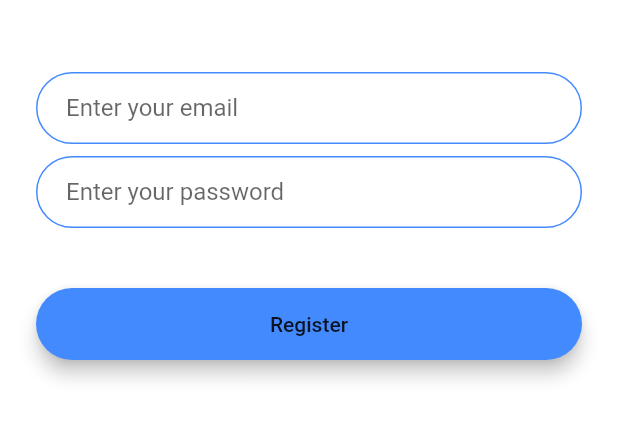
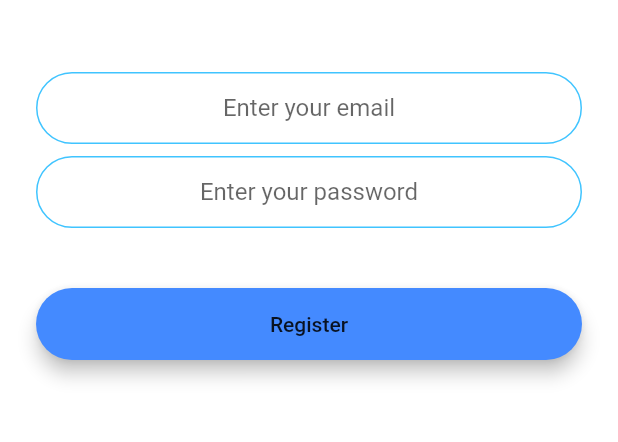
Before and after one commit to Tarlochan5268/FlashChatFlutterApp, a Flutter app: the RegistrationScreen screen opened by its route, on a phone screen of 412 x 824 dp, the part 576-1018 px from its top. Run offline on Flutter 3.47's test engine with Material 2 defaults, Android fonts, the phone set to English and light mode, and no system bars; our stand-ins replace animated_text_kit, cloud_firestore, firebase_auth, firebase_core, modal_progress_hud; accounts and stored records are empty.

```diff
--- a/lib/screens/registration_screen.dart
+++ b/lib/screens/registration_screen.dart
@@ -1,6 +1,9 @@
+import 'package:firebase_auth/firebase_auth.dart';
 import 'package:flash_chat/components/customWidgets.dart';
-import 'package:flash_chat/screens/welcome_screen.dart';
+import 'package:flash_chat/constants.dart';
+import 'package:flash_chat/screens/chat_screen.dart';
 import 'package:flutter/material.dart';
+import 'package:modal_progress_hud/modal_progress_hud.dart';
 
 class RegistrationScreen extends StatefulWidget {
   static String ID = 'registrationScreen';
@@ -10,10 +13,22 @@ class RegistrationScreen extends StatefulWidget {
 
 class _RegistrationScreenState extends State<RegistrationScreen> {
   @override
+  void initState() {
+    super.initState();
+  }
+
+  bool showSpinner = false;
+  final _auth = FirebaseAuth.instance;
+  String email;
+  String password;
+
+  @override
   Widget build(BuildContext context) {
     return Scaffold(
       backgroundColor: Colors.white,
-      body: Padding(
+      body: ModalProgressHUD(
+        inAsyncCall: showSpinner,
+        child: Padding(
           padding: EdgeInsets.symmetric(horizontal: 24.0),
           child: Column(
             mainAxisAlignment: MainAxisAlignment.center,
@@ -30,49 +45,25 @@ class _RegistrationScreenState extends State<RegistrationScreen> {
                 height: 48.0,
               ),
               TextField(
+                keyboardType: TextInputType.emailAddress,
+                textAlign: TextAlign.center,
                 onChanged: (value) {
-                //Do something with the user input.
+                  email = value;
                 },
-              decoration: InputDecoration(
-                hintText: 'Enter your email',
-                contentPadding:
-                    EdgeInsets.symmetric(vertical: 10.0, horizontal: 20.0),
-                border: OutlineInputBorder(
-                  borderRadius: BorderRadius.all(Radius.circular(32.0)),
-                ),
-                enabledBorder: OutlineInputBorder(
-                  borderSide: BorderSide(color: Colors.blueAccent, width: 1.0),
-                  borderRadius: BorderRadius.all(Radius.circular(32.0)),
-                ),
-                focusedBorder: OutlineInputBorder(
-                  borderSide: BorderSide(color: Colors.blueAccent, width: 2.0),
-                  borderRadius: BorderRadius.all(Radius.circular(32.0)),
-                ),
-              ),
+                decoration:
+                    kTextFieldDecoration.copyWith(hintText: 'Enter your email'),
               ),
               SizedBox(
                 height: 8.0,
               ),
               TextField(
+                textAlign: TextAlign.center,
+                obscureText: true,
                 onChanged: (value) {
-                //Do something with the user input.
+                  password = value;
                 },
-              decoration: InputDecoration(
-                hintText: 'Enter your password',
-                contentPadding:
-                    EdgeInsets.symmetric(vertical: 10.0, horizontal: 20.0),
-                border: OutlineInputBorder(
-                  borderRadius: BorderRadius.all(Radius.circular(32.0)),
-                ),
-                enabledBorder: OutlineInputBorder(
-                  borderSide: BorderSide(color: Colors.blueAccent, width: 1.0),
-                  borderRadius: BorderRadius.all(Radius.circular(32.0)),
-                ),
-                focusedBorder: OutlineInputBorder(
-                  borderSide: BorderSide(color: Colors.blueAccent, width: 2.0),
-                  borderRadius: BorderRadius.all(Radius.circular(32.0)),
-                ),
-              ),
+                decoration: kTextFieldDecoration.copyWith(
+                    hintText: 'Enter your password'),
               ),
               SizedBox(
                 height: 24.0,
@@ -80,13 +71,32 @@ class _RegistrationScreenState extends State<RegistrationScreen> {
               RoundedButton(
                 title: 'Register',
                 color: Colors.blueAccent,
-              onPressed: () {
-                Navigator.pushNamed(context, WelcomeScreen.ID);
+                onPressed: () async {
+                  setState(() {
+                    showSpinner = true;
+                  });
+                  //print('email -> $email)');
+                  //print('password -> $password');
+                  try {
+                    final newUser = await _auth.createUserWithEmailAndPassword(
+                        email: email, password: password);
+                    if (newUser != null) {
+                      setState(() {
+                        showSpinner = false;
+                      });
+                      Navigator.pushNamed(context, ChatScreen.ID);
+                    } else {
+                      print('User Not Created as User is Null');
+                    }
+                  } catch (e) {
+                    print(e);
+                  }
                 },
               ),
             ],
           ),
         ),
+      ),
     );
   }
 }
--- a/pubspec.yaml
+++ b/pubspec.yaml
@@ -12,6 +12,10 @@ dependencies:
 
   cupertino_icons: ^0.1.2
   animated_text_kit: ^2.2.0
+  firebase_core: ^0.5.0
+  firebase_auth: ^0.18.0+1
+  cloud_firestore: ^0.14.0+2
+  modal_progress_hud: ^0.1.3
 
 dev_dependencies:
   flutter_test:
```
Also changed, not shown: lib/main.dart (+6 -1 lines), lib/screens/chat_screen.dart (+83 -2 lines), lib/screens/login_screen.dart (+35 -4 lines), pubspec.lock, 3 other files. Lines whose indentation alone changed are shown as unchanged.
